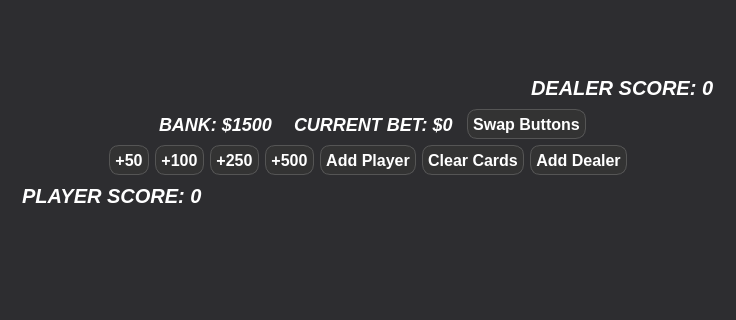
The window that mainwindow.ui (landonwest815/blackjack-educational-app) describes before a commit, drawn with Qt 5; both pictures show x 335 to 1071 and y 197 to 517 of the 1406 by 700 pixel window.
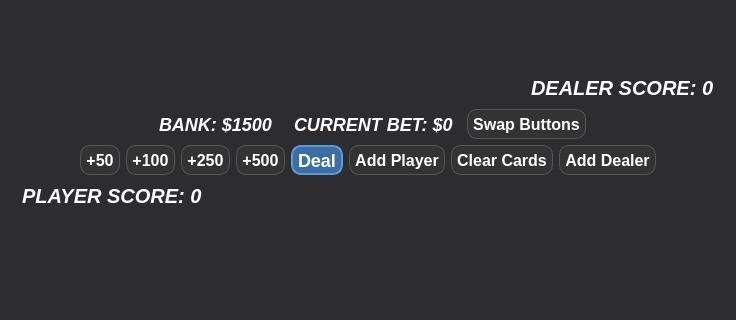
The same window after the commit. Custom widgets are drawn as their Qt base class.

Commit message: Added Deal Button

The edit to the form file:
```diff
--- a/mainwindow.ui
+++ b/mainwindow.ui
@@ -422,6 +422,49 @@
         </property>
        </widget>
       </item>
+      <item>
+       <widget class="QPushButton" name="dealButton">
+        <property name="minimumSize">
+         <size>
+          <width>0</width>
+          <height>30</height>
+         </size>
+        </property>
+        <property name="maximumSize">
+         <size>
+          <width>16777215</width>
+          <height>30</height>
+         </size>
+        </property>
+        <property name="styleSheet">
+         <string notr="true">QPushButton { 
+    background-color: #3a6ea5;
+    color: white;
+    border-radius: 10px;
+    text-shadow: 1px 1px 2px black;
+    padding: 5px;
+    border: 2px solid #5a9bd5;
+    font-weight: bold;
+    font-size: 18px;
+    font-family: &quot;Arial&quot;, sans-serif;
+    box-shadow: 0 0 10px #5a9bd5;
+}
+
+QPushButton:hover {
+    background-color: #559edf;
+    box-shadow: 0 0 15px #5a9bd5;
+}
+
+QPushButton:pressed {
+    background-color: #2e5a7a;
+    box-shadow: 0 0 5px #5a9bd5;
+}</string>
+        </property>
+        <property name="text">
+         <string>Deal</string>
+        </property>
+       </widget>
+      </item>
       <item>
        <widget class="QPushButton" name="addPlayerButton">
         <property name="minimumSize">
```
Left out of the diff: 2 changed lines with no effect on the pictures. The commit also changes 1 other file.
